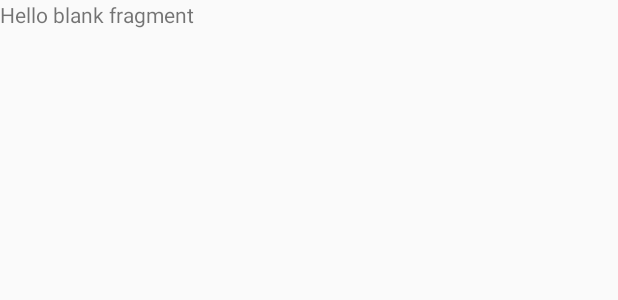
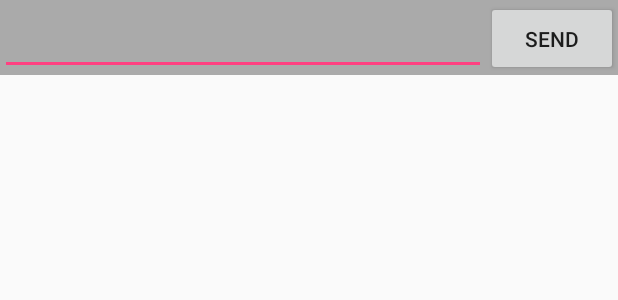
Before and after one commit to WeRockStar/EventBus, an Android app: the layout fragment_button.xml on its own in the app's theme, with its tools: preview values and no code run, on a phone screen of 412 x 824 dp. Shown: the top 300 px of the screen. Run offline under Robolectric (Android 15) with nearby library versions, the phone set to English and light mode, and no system bars.

Commit message:
Design Layout

```diff
--- a/app/src/main/res/layout/fragment_button.xml
+++ b/app/src/main/res/layout/fragment_button.xml
@@ -1,10 +1,22 @@
-<FrameLayout xmlns:android="http://schemas.android.com/apk/res/android"
-    xmlns:tools="http://schemas.android.com/tools" android:layout_width="match_parent"
-    android:layout_height="match_parent"
+<LinearLayout xmlns:android="http://schemas.android.com/apk/res/android"
+    xmlns:tools="http://schemas.android.com/tools"
+    android:layout_width="match_parent"
+    android:layout_height="wrap_content"
+    android:background="#aaa"
+    android:orientation="horizontal"
     tools:context="com.cskku.werockstar.eventbusotto.ButtonFragment">
 
-    <!-- TODO: Update blank fragment layout -->
-    <TextView android:layout_width="match_parent" android:layout_height="match_parent"
-        android:text="@string/hello_blank_fragment" />
+    <EditText
+        android:id="@+id/fragment_button_text"
+        android:layout_width="match_parent"
+        android:layout_height="50dp"
+        android:layout_weight="1" />
 
-</FrameLayout>
+    <Button
+        android:id="@+id/fragment_button_send"
+        android:layout_width="wrap_content"
+        android:layout_height="50dp"
+        android:layout_alignParentRight="true"
+        android:text="SEND" />
+
+</LinearLayout>
```
Also changed, not shown: app/src/main/java/com/cskku/werockstar/eventbusotto/ButtonFragment.java (+11 -3 lines), app/src/main/java/com/cskku/werockstar/eventbusotto/ReceiverFragment.java (+13 -2 lines), app/src/main/res/layout/activity_main.xml (+65 -7 lines), app/src/main/res/layout/fragment_receiver.xml (+13 -7 lines).
